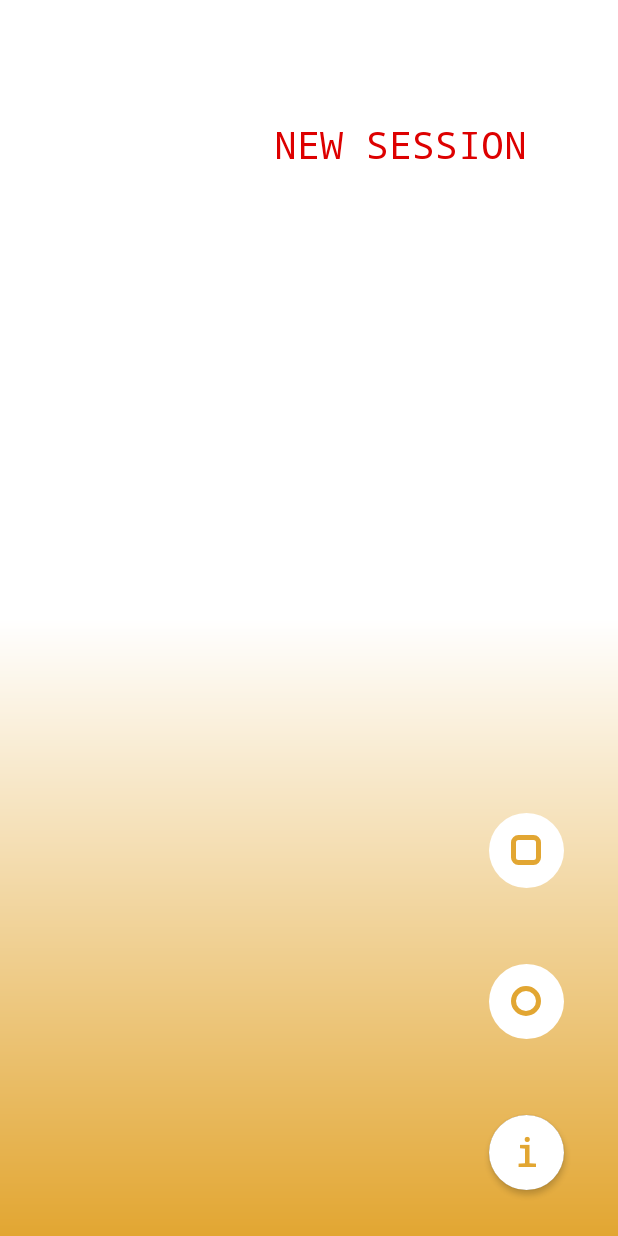
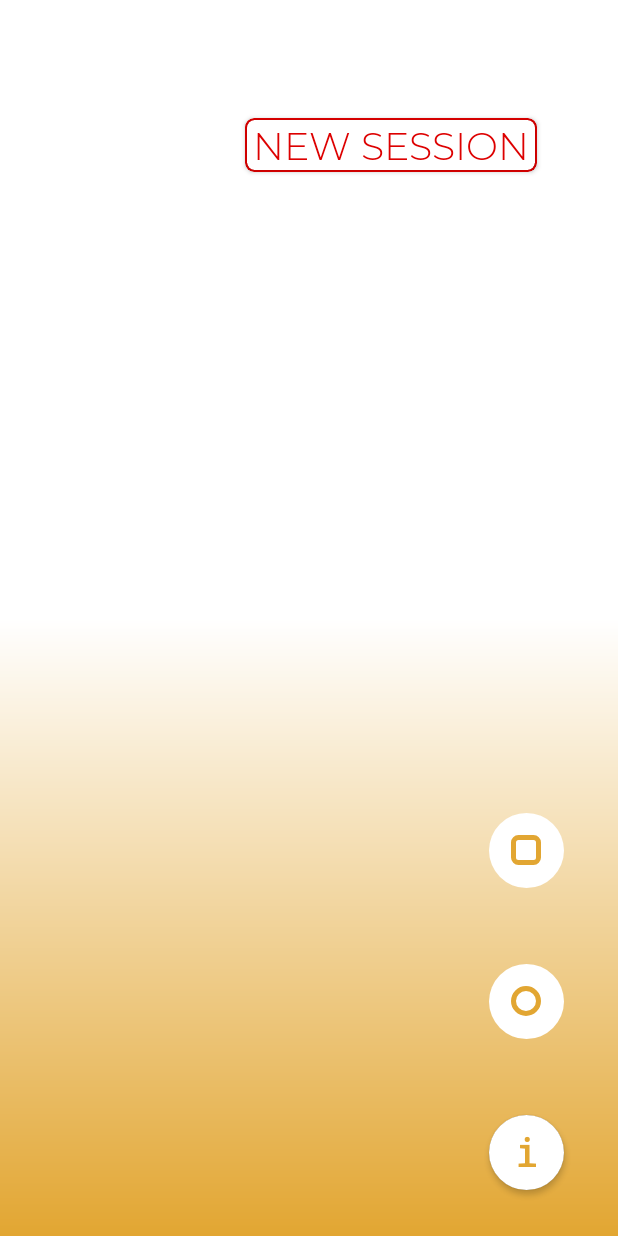
Before and after one commit to haciim/study_buddy_2020, an Android app: the screen it shows after launch (MainActivity), on a phone screen of 412 x 824 dp. Run offline under Robolectric (Android 15) with nearby library versions, the phone set to English and light mode, and no system bars.

Commit message:
added new font

```diff
--- a/app/src/main/res/layout/test_layout.xml
+++ b/app/src/main/res/layout/test_layout.xml
@@ -7,20 +7,35 @@
     android:orientation="vertical"
     android:background="@drawable/test_background">
 
-    <TextView
-        android:id="@+id/newSession"
+    <androidx.cardview.widget.CardView
         android:layout_width="wrap_content"
         android:layout_height="wrap_content"
-        android:text="NEW SESSION"
-        android:fontFamily="monospace"
-        android:textColor="@color/red"
-        android:textSize="@dimen/test_new_session_text_size"
+        android:backgroundTint="@color/red"
+        app:cardCornerRadius="@dimen/test_new_session_corner_outer_radius"
         app:layout_constraintBottom_toBottomOf="parent"
         app:layout_constraintEnd_toEndOf="parent"
         app:layout_constraintStart_toStartOf="parent"
         app:layout_constraintTop_toTopOf="parent"
         app:layout_constraintHorizontal_bias=".75"
-        app:layout_constraintVertical_bias=".1"/>
+        app:layout_constraintVertical_bias=".1">
+        <androidx.cardview.widget.CardView
+            android:layout_width="wrap_content"
+            android:layout_height="wrap_content"
+            android:layout_margin="@dimen/test_new_session_border_width"
+            android:backgroundTint="@color/white"
+            android:background="@color/red"
+            app:cardCornerRadius="@dimen/test_new_session_corner_inner_radius">
+            <TextView
+                android:id="@+id/newSession"
+                android:layout_width="wrap_content"
+                android:layout_height="wrap_content"
+                android:layout_marginHorizontal="@dimen/test_new_session_inner_margin"
+                android:text="NEW SESSION"
+                android:fontFamily="@font/montserrat_light"
+                android:textColor="@color/red"
+                android:textSize="@dimen/test_new_session_text_size" />
+        </androidx.cardview.widget.CardView>
+    </androidx.cardview.widget.CardView>
 
     <ImageView
         android:id="@+id/squareButton"
--- a/app/src/main/res/values/colors.xml
+++ b/app/src/main/res/values/colors.xml
@@ -3,4 +3,5 @@
     <color name="test_colorPrimary">#E2A632</color>
     <color name="white">#ffffff</color>
     <color name="red">#DD0000</color>
+    <color name="transparent">#00000000</color>
 </resources>
--- a/app/src/main/res/values/dimens.xml
+++ b/app/src/main/res/values/dimens.xml
@@ -9,4 +9,8 @@
     <dimen name="test_button_elevation">20dp</dimen>
 
     <dimen name="test_new_session_text_size">25sp</dimen>
+    <dimen name="test_new_session_border_width">1dp</dimen>
+    <dimen name="test_new_session_inner_margin">4dp</dimen>
+    <dimen name="test_new_session_corner_outer_radius">6dp</dimen>
+    <dimen name="test_new_session_corner_inner_radius">5dp</dimen>
 </resources>
```
Also changed, not shown: app/src/main/res/font/montserrat_light.ttf (added), 1 other file.
